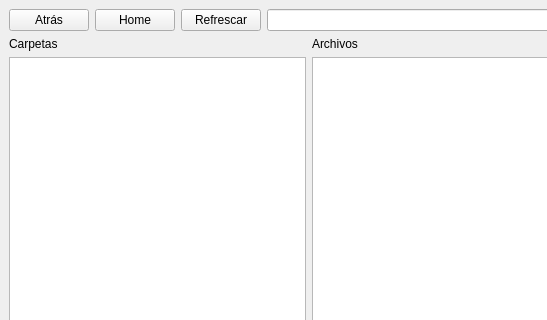
Above: src/cliente/Forms/ventanaArchivos.ui from svn2github/demonio before the change; both pictures show x 0 to 547 and y 0 to 320 of the 792 by 591 pixel window. Below: the same form after it.
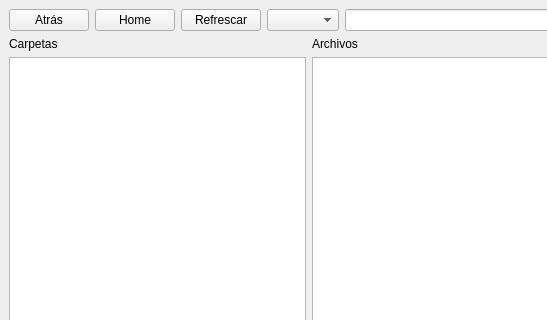
That is the form after the change.

```diff
--- a/src/cliente/Forms/ventanaArchivos.ui
+++ b/src/cliente/Forms/ventanaArchivos.ui
@@ -38,6 +38,9 @@
         </property>
        </widget>
       </item>
+      <item>
+       <widget class="QComboBox" name="comboUnidad"/>
+      </item>
       <item>
        <widget class="QLineEdit" name="rutaTexto">
         <property name="text">
```
